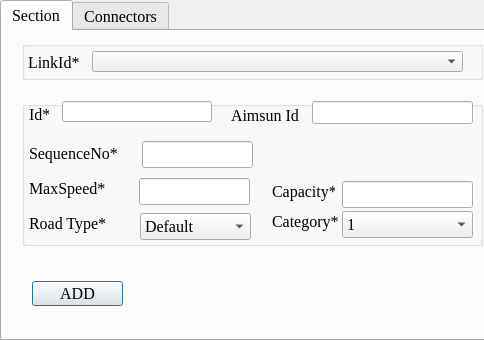
Qt form ui_segment.ui (chaitanyamalaviya/Trafficera) before a commit.
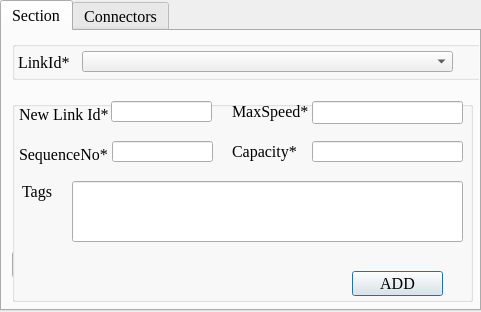
The same form after that commit. The open tabs and pages were chosen to show the change.

The edit to the form file:
```diff
--- a/ui_segment.ui
+++ b/ui_segment.ui
@@ -9,8 +9,8 @@
    <rect>
     <x>0</x>
     <y>0</y>
-    <width>484</width>
-    <height>340</height>
+    <width>481</width>
+    <height>312</height>
    </rect>
   </property>
   <property name="font">
@@ -42,8 +42,8 @@
     <rect>
      <x>0</x>
      <y>0</y>
-     <width>491</width>
-     <height>341</height>
+     <width>481</width>
+     <height>311</height>
     </rect>
    </property>
    <property name="font">
@@ -109,9 +109,9 @@
     <widget class="QGroupBox" name="linkGroupBox">
      <property name="geometry">
       <rect>
-       <x>20</x>
+       <x>10</x>
        <y>10</y>
-       <width>461</width>
+       <width>471</width>
        <height>39</height>
       </rect>
      </property>
@@ -154,38 +154,13 @@
       </property>
      </widget>
     </widget>
-    <widget class="QPushButton" name="actionButton">
-     <property name="geometry">
-      <rect>
-       <x>30</x>
-       <y>250</y>
-       <width>91</width>
-       <height>25</height>
-      </rect>
-     </property>
-     <property name="maximumSize">
-      <size>
-       <width>100</width>
-       <height>100</height>
-      </size>
-     </property>
-     <property name="font">
-      <font>
-       <family>Times New Roman</family>
-       <pointsize>12</pointsize>
-      </font>
-     </property>
-     <property name="text">
-      <string>ADD</string>
-     </property>
-    </widget>
     <widget class="QGroupBox" name="attributeGroup_2">
      <property name="geometry">
       <rect>
-       <x>20</x>
+       <x>10</x>
        <y>70</y>
        <width>461</width>
-       <height>145</height>
+       <height>201</height>
       </rect>
      </property>
      <property name="font">
@@ -197,63 +172,13 @@
      <property name="title">
       <string/>
      </property>
-     <widget class="QLabel" name="categorylabel">
-      <property name="geometry">
-       <rect>
-        <x>250</x>
-        <y>110</y>
-        <width>75</width>
-        <height>21</height>
-       </rect>
-      </property>
-      <property name="font">
-       <font>
-        <family>Times New Roman</family>
-        <pointsize>12</pointsize>
-       </font>
-      </property>
-      <property name="text">
-       <string>Category*</string>
-      </property>
-     </widget>
-     <widget class="QComboBox" name="category">
-      <property name="geometry">
-       <rect>
-        <x>320</x>
-        <y>110</y>
-        <width>131</width>
-        <height>27</height>
-       </rect>
-      </property>
-      <property name="font">
-       <font>
-        <family>Times New Roman</family>
-        <pointsize>12</pointsize>
-       </font>
-      </property>
-      <item>
-       <property name="text">
-        <string>1</string>
-       </property>
-      </item>
-      <item>
-       <property name="text">
-        <string>2</string>
-       </property>
-      </item>
-      <item>
-       <property name="text">
-        <string>3</string>
-       </property>
-      </item>
-     </widget>
      <widget class="QLineEdit" name="sequenceno">
       <property name="geometry">
        <rect>
-        <x>120</x>
+        <x>100</x>
         <y>40</y>
-        <width>111</width>
-        <height>27</height>
+        <width>101</width>
+        <height>21</height>
        </rect>
       </property>
       <property name="font">
@@ -263,80 +188,12 @@
        </font>
       </property>
      </widget>
-     <widget class="QLineEdit" name="capacity">
-      <property name="geometry">
-       <rect>
-        <x>320</x>
-        <y>80</y>
-        <width>131</width>
-        <height>27</height>
-       </rect>
-      </property>
-      <property name="font">
-       <font>
-        <family>Times New Roman</family>
-        <pointsize>12</pointsize>
-       </font>
-      </property>
-     </widget>
-     <widget class="QLineEdit" name="maxSpeed">
-      <property name="geometry">
-       <rect>
-        <x>117</x>
-        <y>77</y>
-        <width>111</width>
-        <height>27</height>
-       </rect>
-      </property>
-      <property name="font">
-       <font>
-        <family>Times New Roman</family>
-        <pointsize>12</pointsize>
-       </font>
-      </property>
-     </widget>
-     <widget class="QComboBox" name="roadType">
-      <property name="geometry">
-       <rect>
-        <x>118</x>
-        <y>112</y>
-        <width>111</width>
-        <height>27</height>
-       </rect>
-      </property>
-      <property name="font">
-       <font>
-        <family>Times New Roman</family>
-        <pointsize>12</pointsize>
-       </font>
-      </property>
-      <item>
-       <property name="text">
-        <string>Default</string>
-       </property>
-      </item>
-      <item>
-       <property name="text">
-        <string>Freeway</string>
-       </property>
-      </item>
-      <item>
-       <property name="text">
-        <string>Ramp</string>
-       </property>
-      </item>
-      <item>
-       <property name="text">
-        <string>Urban Road</string>
-       </property>
-      </item>
-     </widget>
      <widget class="QLabel" name="maxSpeedLabel">
       <property name="geometry">
        <rect>
-        <x>7</x>
-        <y>77</y>
-        <width>84</width>
+        <x>220</x>
+        <y>0</y>
+        <width>81</width>
         <height>21</height>
        </rect>
       </property>
@@ -354,9 +211,9 @@
       <property name="geometry">
        <rect>
         <x>7</x>
-        <y>42</y>
+        <y>33</y>
         <width>91</width>
-        <height>21</height>
+        <height>41</height>
        </rect>
       </property>
       <property name="font">
@@ -372,10 +229,10 @@
      <widget class="QLabel" name="lengthLabel">
       <property name="geometry">
        <rect>
-        <x>250</x>
-        <y>80</y>
-        <width>63</width>
-        <height>21</height>
+        <x>220</x>
+        <y>30</y>
+        <width>71</width>
+        <height>41</height>
        </rect>
       </property>
       <property name="font">
@@ -388,31 +245,12 @@
        <string>Capacity*</string>
       </property>
      </widget>
-     <widget class="QLabel" name="roadTypeLabel">
-      <property name="geometry">
-       <rect>
-        <x>7</x>
-        <y>112</y>
-        <width>91</width>
-        <height>21</height>
-       </rect>
-      </property>
-      <property name="font">
-       <font>
-        <family>Times New Roman</family>
-        <pointsize>12</pointsize>
-       </font>
-      </property>
-      <property name="text">
-       <string>Road Type*</string>
-      </property>
-     </widget>
      <widget class="QLabel" name="idLabel">
       <property name="geometry">
        <rect>
         <x>7</x>
         <y>3</y>
-        <width>20</width>
+        <width>91</width>
         <height>21</height>
        </rect>
       </property>
@@ -423,15 +261,15 @@
        </font>
       </property>
       <property name="text">
-       <string>Id*</string>
+       <string>New Link Id*</string>
       </property>
      </widget>
      <widget class="QLineEdit" name="id">
       <property name="geometry">
        <rect>
-        <x>40</x>
+        <x>99</x>
         <y>0</y>
-        <width>150</width>
+        <width>101</width>
         <height>21</height>
        </rect>
       </property>
@@ -442,31 +280,12 @@
        </font>
       </property>
      </widget>
-     <widget class="QLabel" name="aimsunIdLabel_2">
-      <property name="geometry">
-       <rect>
-        <x>209</x>
-        <y>4</y>
-        <width>68</width>
-        <height>20</height>
-       </rect>
-      </property>
-      <property name="font">
-       <font>
-        <family>Times New Roman</family>
-        <pointsize>12</pointsize>
-       </font>
-      </property>
-      <property name="text">
-       <string>Aimsun Id*</string>
-      </property>
-     </widget>
      <widget class="QLineEdit" name="aimsunId">
       <property name="geometry">
        <rect>
-        <x>290</x>
+        <x>300</x>
         <y>0</y>
-        <width>161</width>
+        <width>151</width>
         <height>23</height>
        </rect>
       </property>
@@ -493,6 +312,76 @@
        </font>
       </property>
      </widget>
+     <widget class="QLineEdit" name="Tags">
+      <property name="geometry">
+       <rect>
+        <x>60</x>
+        <y>80</y>
+        <width>391</width>
+        <height>61</height>
+       </rect>
+      </property>
+      <property name="font">
+       <font>
+        <family>Times New Roman</family>
+        <pointsize>12</pointsize>
+       </font>
+      </property>
+     </widget>
+     <widget class="QLabel" name="taglabel">
+      <property name="geometry">
+       <rect>
+        <x>10</x>
+        <y>70</y>
+        <width>31</width>
+        <height>41</height>
+       </rect>
+      </property>
+      <property name="text">
+       <string>Tags</string>
+      </property>
+     </widget>
+     <widget class="QLineEdit" name="capacity">
+      <property name="geometry">
+       <rect>
+        <x>300</x>
+        <y>40</y>
+        <width>151</width>
+        <height>21</height>
+       </rect>
+      </property>
+      <property name="font">
+       <font>
+        <family>Times New Roman</family>
+        <pointsize>12</pointsize>
+       </font>
+      </property>
+     </widget>
+     <widget class="QPushButton" name="actionButton">
+      <property name="geometry">
+       <rect>
+        <x>340</x>
+        <y>170</y>
+        <width>91</width>
+        <height>25</height>
+       </rect>
+      </property>
+      <property name="maximumSize">
+       <size>
+        <width>100</width>
+        <height>100</height>
+       </size>
+      </property>
+      <property name="font">
+       <font>
+        <family>Times New Roman</family>
+        <pointsize>12</pointsize>
+       </font>
+      </property>
+      <property name="text">
+       <string>ADD</string>
+      </property>
+     </widget>
     </widget>
    </widget>
    <widget class="QWidget" name="tab_4">
```
Left out of the diff: 33 changed lines with no effect on the pictures.
